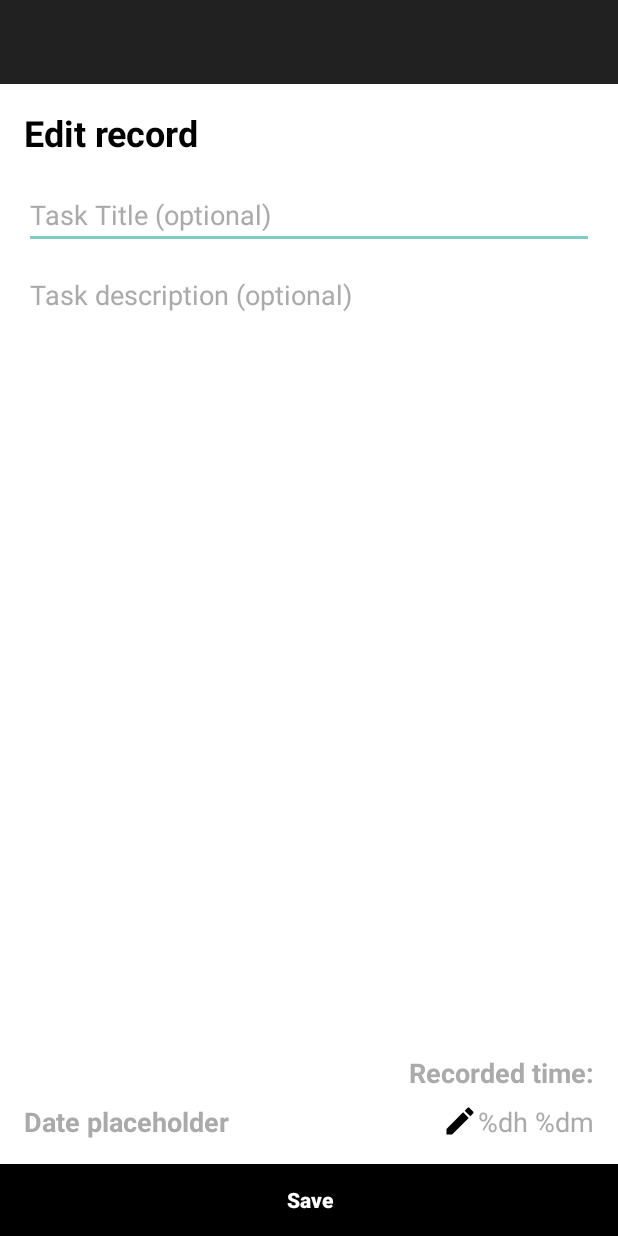
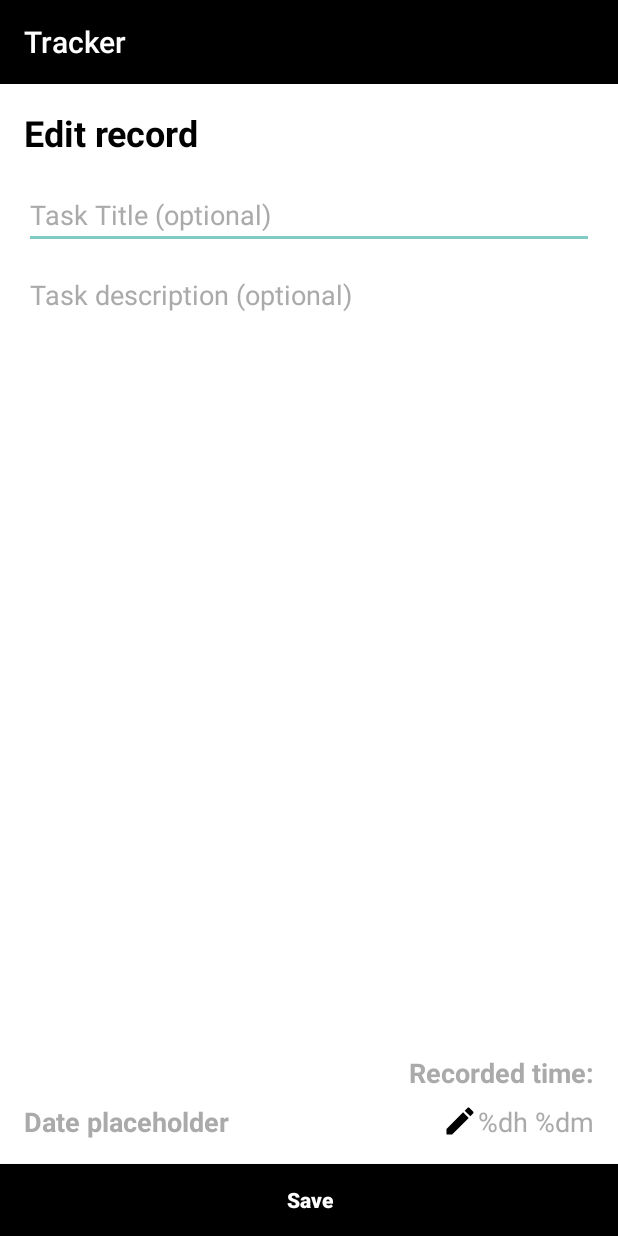
Before and after one commit to LexuBBAA/Tracker, an Android app: the EditTimeActivity screen opened directly, with no data from a screen before it, on a phone screen of 412 x 824 dp. Run offline under Robolectric (Android 15) with nearby library versions, the phone set to English and light mode, and no system bars.

Commit message:
Fixed minor issues regarding the app toolbar

```diff
--- a/app/src/main/java/com/lexu/tracker/EditTimeActivity.java
+++ b/app/src/main/java/com/lexu/tracker/EditTimeActivity.java
@@ -9,6 +9,8 @@ import android.widget.EditText;
 import android.widget.TextView;
 import android.widget.Toast;
 
+import com.lexu.materialexu.OnNavigationListener;
+import com.lexu.materialexu.Toolbar;
 import com.lexu.tracker.Managers.DatabaseProvider;
 import com.lexu.tracker.Models.TimeEntry;
 import com.lexu.tracker.Views.EditTimeAlert;
@@ -27,6 +29,15 @@ public class EditTimeActivity extends AppCompatActivity implements View.OnClickL
     protected void onCreate(Bundle savedInstanceState) {
         super.onCreate(savedInstanceState);
         setContentView(R.layout.activity_edit_time);
+
+        Toolbar toolbar = (Toolbar) findViewById(R.id.toolbar);
+        toolbar.setTitle(R.string.app_name);
+        toolbar.setOnNavigationListener(new OnNavigationListener() {
+            @Override
+            public void onClick(View view) {
+                EditTimeActivity.this.onBackPressed();
+            }
+        });
 
         mRecord = (TimeEntry) getIntent().getSerializableExtra(MainActivity.TRACKER_NEW_ENTRY_KEY);
 
--- a/app/src/main/res/layout/activity_edit_time.xml
+++ b/app/src/main/res/layout/activity_edit_time.xml
@@ -10,7 +10,7 @@
         android:id="@+id/toolbar"
         android:layout_width="0dp"
         android:layout_height="wrap_content"
-        android:background="?attr/colorPrimary"
+        android:background="@android:color/black"
         android:minHeight="?attr/actionBarSize"
         android:theme="?attr/actionBarTheme"
         app:layout_constraintEnd_toEndOf="parent"
```
Also changed, not shown: app/src/main/java/com/lexu/tracker/TrackActivity.java (+11 -0 lines).
